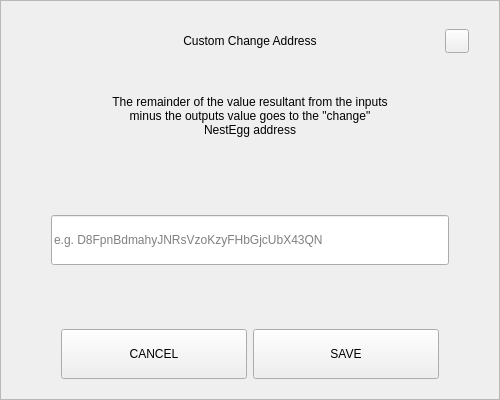
Above: src/qt/pivx/forms/sendchangeaddressdialog.ui from KingricharVD/NestEGG before the change. Below: the same form after it.
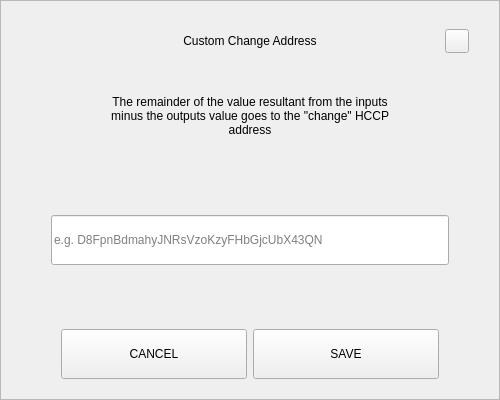
That is the form after the change.

```diff
--- a/src/qt/pivx/forms/sendchangeaddressdialog.ui
+++ b/src/qt/pivx/forms/sendchangeaddressdialog.ui
@@ -164,7 +164,7 @@
          </size>
         </property>
         <property name="text">
-         <string>The remainder of the value resultant from the inputs minus the outputs value goes to the &quot;change&quot; NestEgg address</string>
+         <string>The remainder of the value resultant from the inputs minus the outputs value goes to the &quot;change&quot; HCCP address</string>
         </property>
         <property name="alignment">
          <set>Qt::AlignCenter</set>
```
